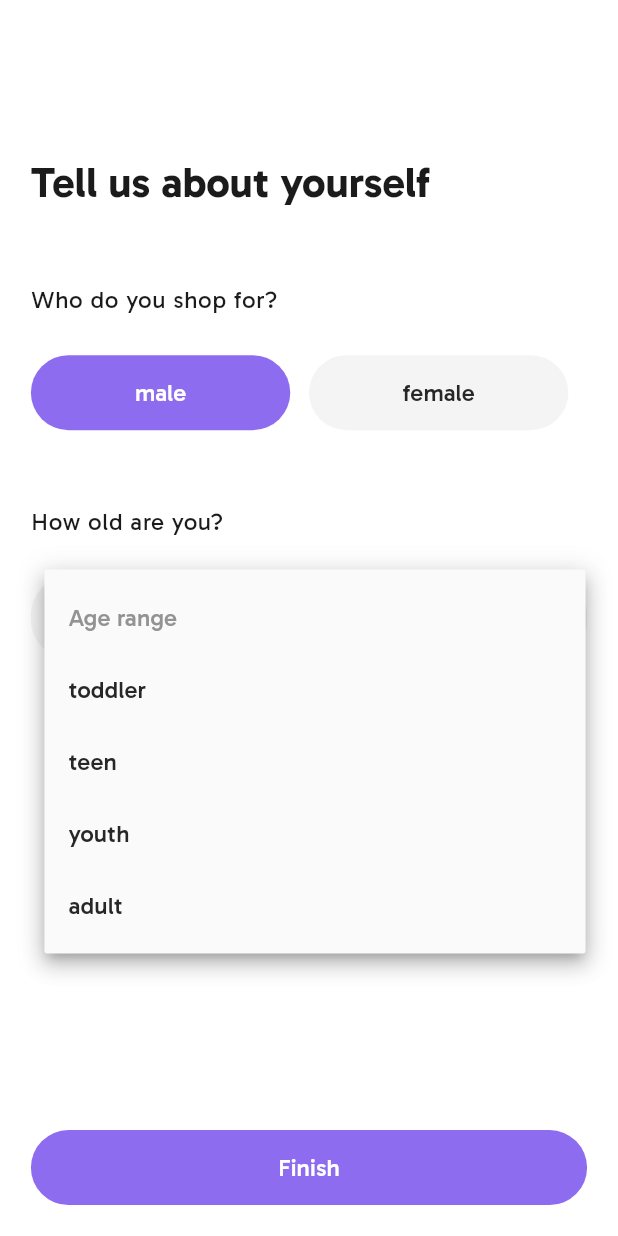
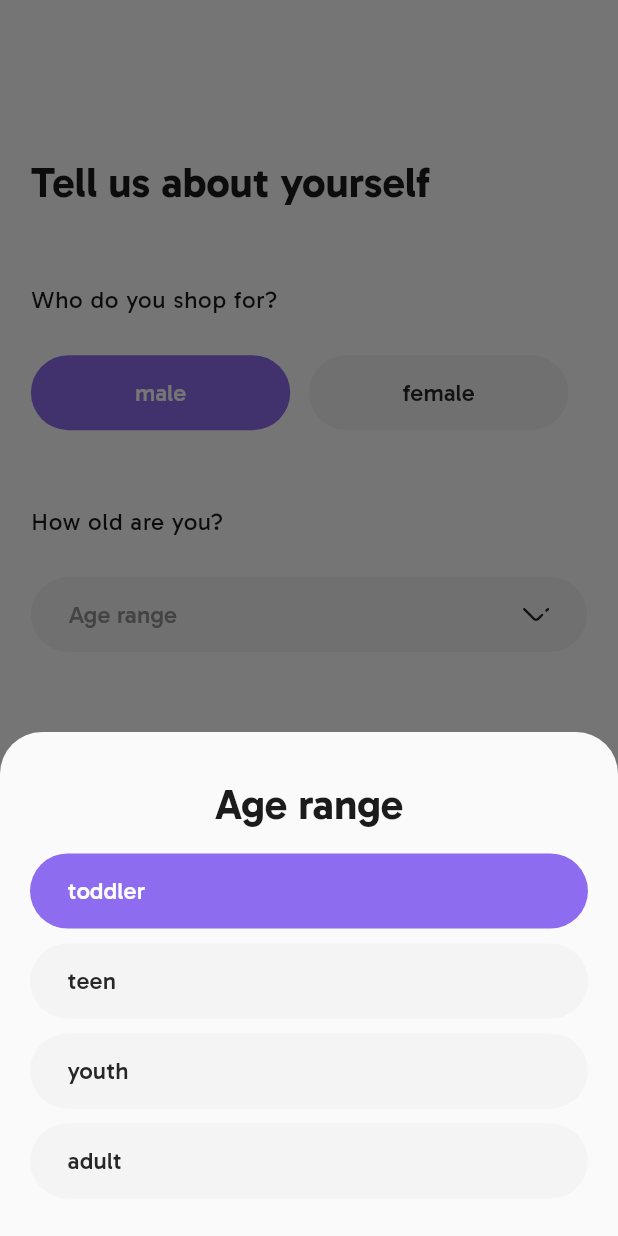
Before and after one commit to o-beckley/stitch, a Flutter app: the SetPreferencesScreen screen opened by its route, after a tap on "Age range", on a phone screen of 412 x 824 dp. Run offline on Flutter 3.47's test engine with Material 3 defaults, Android fonts, the phone set to English and light mode, and no system bars; our stand-ins replace cached_network_image, cloud_firestore, firebase_auth, firebase_core, flutter_screenutil, flutter_svg and 2 more; accounts and stored records are empty.

Commit message:
Created a bottom sheet selector to replace custom drop down menu button

```diff
--- a/lib/screens/authentication/set_preferences_screen.dart
+++ b/lib/screens/authentication/set_preferences_screen.dart
@@ -5,8 +5,8 @@ import 'package:stitch/models/constants.dart';
 import 'package:stitch/network_services/user_management_service.dart';
 import 'package:stitch/theme/color_theme.dart';
 import 'package:stitch/widgets/app_bar.dart';
+import 'package:stitch/widgets/bottom_sheet_selector.dart';
 import 'package:stitch/widgets/buttons.dart';
-import 'package:stitch/widgets/drop_down_menu.dart';
 import 'package:stitch/widgets/horizontal_picker.dart';
 import 'package:go_router/go_router.dart';
 import 'package:stitch/utils/router_utils.dart';
@@ -62,12 +62,11 @@ class _SetPreferencesScreenState extends State<SetPreferencesScreen> {
                     style: Theme.of(context).textTheme.bodyLarge,
                   ),
                   0.05.sw.verticalSpace,
-                  CustomDropDownMenu(
-                    isExpanded: true,
+                  BottomSheetSelector(
                     label: 'Age range',
                     items: AgeGroup.values.map((v) => v.name).toList(),
                     onItemSelected: (index){
-                      selectedAgeRange = index;
+                        selectedAgeRange = index;
                     },
                   )
                 ],
--- /dev/null
+++ b/lib/widgets/bottom_sheet_selector.dart
@@ -0,0 +1,66 @@
+import 'package:flutter/material.dart';
+import 'package:flutter_svg/flutter_svg.dart';
+import 'package:provider/provider.dart';
+import 'package:stitch/config/asset_paths.dart';
+import 'package:stitch/theme/color_theme.dart';
+import 'package:stitch/widgets/buttons.dart';
+import 'package:stitch/widgets/vertical_picker.dart';
+
+class BottomSheetSelector extends StatefulWidget {
+  final String label;
+  final List<String> items;
+  final Function(int)? onItemSelected;
+
+  const BottomSheetSelector({
+    required this.label,
+    required this.items,
+    this.onItemSelected,
+    super.key
+  });
+
+  @override
+  State<BottomSheetSelector> createState() => _BottomSheetSelectorState();
+}
+
+class _BottomSheetSelectorState extends State<BottomSheetSelector> {
+  int? selectedIndex;
+
+  @override
+  Widget build(BuildContext context) {
+    return GestureDetector(
+      child: CustomWideButton(
+        label: selectedIndex == null
+        ? widget.label
+        : widget.items[selectedIndex!],
+        backgroundColor: context.watch<UIColors>().surfaceContainer,
+        color: selectedIndex == null
+        ? context.watch<UIColors>().outline
+        : context.watch<UIColors>().onSurface,
+        trailing: SvgPicture.asset(
+          AssetPaths.arrowDownIcon,
+          colorFilter: ColorFilter.mode(
+              context.watch<UIColors>().onSurface,
+              BlendMode.srcIn
+          ),
+        ),
+        onTap: (){
+          showModalBottomSheet(
+            context: context,
+            builder: (context){
+              return VerticalPicker(
+                title: widget.label,
+                items: widget.items,
+                onItemPicked: (index){
+                  setState(() {
+                    selectedIndex = index;
+                  });
+                  widget.onItemSelected?.call(index);
+                },
+              );
+            }
+          );
+        },
+      ),
+    );
+  }
+}
```
